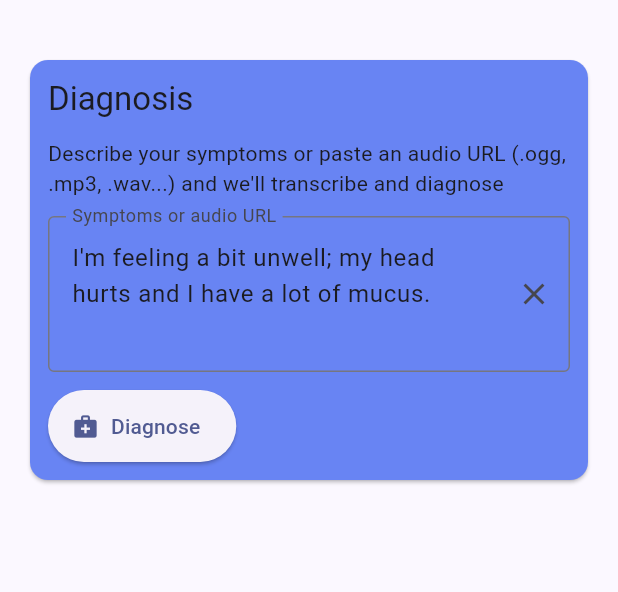
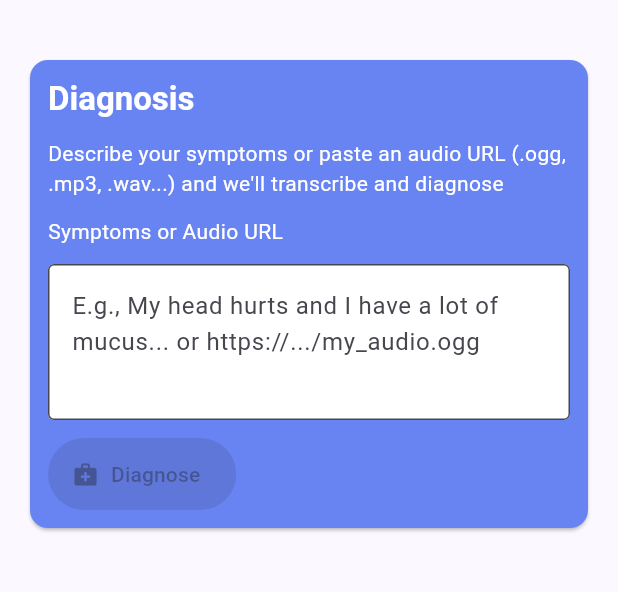
Before and after one commit to hfunescom/telepatia-ai-techtest-frontend, a Flutter app: the screen it shows after launch, on a phone screen of 412 x 824 dp, the part 66-658 px from its top. Run offline on Flutter 3.47's test engine with Material 3 defaults, Android fonts, the light colour scheme and no system bars.

Commit message:
style: update UI colors and labels

```diff
--- a/telepatia_ai_techtest_frontend/lib/screens/home_screen.dart
+++ b/telepatia_ai_techtest_frontend/lib/screens/home_screen.dart
@@ -13,9 +13,7 @@ class HomeScreen extends StatefulWidget {
 }
 
 class _HomeScreenState extends State<HomeScreen> {
-  final _inputController = TextEditingController(
-    text: "I'm feeling a bit unwell; my head hurts and I have a lot of mucus.",
-  );
+  final _inputController = TextEditingController();
 
   String? _audioFilename;
 
@@ -109,12 +107,26 @@ class _HomeScreenState extends State<HomeScreen> {
                         children: [
                           Text(
                             "Diagnosis",
-                            style: Theme.of(context).textTheme.titleLarge,
+                            style: Theme.of(context)
+                                .textTheme
+                                .titleLarge!
+                                .copyWith(
+                                  color: Colors.white,
+                                  fontWeight: FontWeight.bold,
+                                ),
                           ),
                           const SizedBox(height: 12),
                           Text(
                             "Describe your symptoms or paste an audio URL (.ogg, .mp3, .wav...) and we'll transcribe and diagnose",
-                            style: Theme.of(context).textTheme.bodyMedium,
+                            style: Theme.of(context)
+                                .textTheme
+                                .bodyMedium!
+                                .copyWith(color: Colors.white),
+                          ),
+                          const SizedBox(height: 12),
+                          const Text(
+                            'Symptoms or Audio URL',
+                            style: TextStyle(color: Colors.white),
                           ),
                           const SizedBox(height: 12),
                           TextField(
@@ -122,7 +134,6 @@ class _HomeScreenState extends State<HomeScreen> {
                             maxLines: 3,
                             decoration: InputDecoration(
                               border: const OutlineInputBorder(),
-                              labelText: 'Symptoms or audio URL',
                               hintText:
                                   'E.g., My head hurts and I have a lot of mucus... or https://.../my_audio.ogg',
                               errorText: input.isEmpty || !looksLikeUrl || isUrl
@@ -142,6 +153,8 @@ class _HomeScreenState extends State<HomeScreen> {
                                             },
                                       icon: const Icon(Icons.clear),
                                     ),
+                              filled: true,
+                              fillColor: Colors.white,
                             ),
                             onChanged: (_) {
                               final inferred =
@@ -160,6 +173,10 @@ class _HomeScreenState extends State<HomeScreen> {
                           SizedBox(
                             height: 48,
                             child: ElevatedButton.icon(
+                              style: ElevatedButton.styleFrom(
+                                backgroundColor: const Color(0xFFE5E6F7),
+                                foregroundColor: const Color(0xFF6884F3),
+                              ),
                               onPressed: provider.isLoading || input.isEmpty
                                   ? null
                                   : () async {
@@ -293,7 +310,13 @@ class _ResultBlock extends StatelessWidget {
                 children: [
                   Text(
                     "Results",
-                    style: Theme.of(context).textTheme.titleMedium,
+                    style: Theme.of(context)
+                        .textTheme
+                        .titleLarge!
+                        .copyWith(
+                          color: Colors.white,
+                          fontWeight: FontWeight.bold,
+                        ),
                   ),
                   const SizedBox(height: 8),
                   _DiagnosisView(diagnosis: diagnosis),
@@ -314,7 +337,13 @@ class _ResultBlock extends StatelessWidget {
                 children: [
                   Text(
                     "Metrics",
-                    style: Theme.of(context).textTheme.titleMedium,
+                    style: Theme.of(context)
+                        .textTheme
+                        .titleLarge!
+                        .copyWith(
+                          color: Colors.white,
+                          fontWeight: FontWeight.bold,
+                        ),
                   ),
                   const SizedBox(height: 8),
                   LayoutBuilder(
@@ -339,7 +368,7 @@ class _ResultBlock extends StatelessWidget {
                                         CrossAxisAlignment.start,
                                     children: [
                                       SelectableText(
-                                        "Timing (ms):",
+                                        "Timing (ms)",
                                         style: bold,
                                       ),
                                       const SizedBox(height: 4),
@@ -361,7 +390,7 @@ class _ResultBlock extends StatelessWidget {
                                         CrossAxisAlignment.start,
                                     children: [
                                       SelectableText(
-                                        "Transcript:",
+                                        "Transcript",
                                         style: bold,
                                       ),
                                       const SizedBox(height: 4),
@@ -382,7 +411,7 @@ class _ResultBlock extends StatelessWidget {
                                     crossAxisAlignment:
                                         CrossAxisAlignment.start,
                                     children: [
-                                      SelectableText("Extracted:", style: bold),
+                                      SelectableText("Extracted", style: bold),
                                       const SizedBox(height: 4),
                                       buildBulletList(extracted),
                                     ],
```
